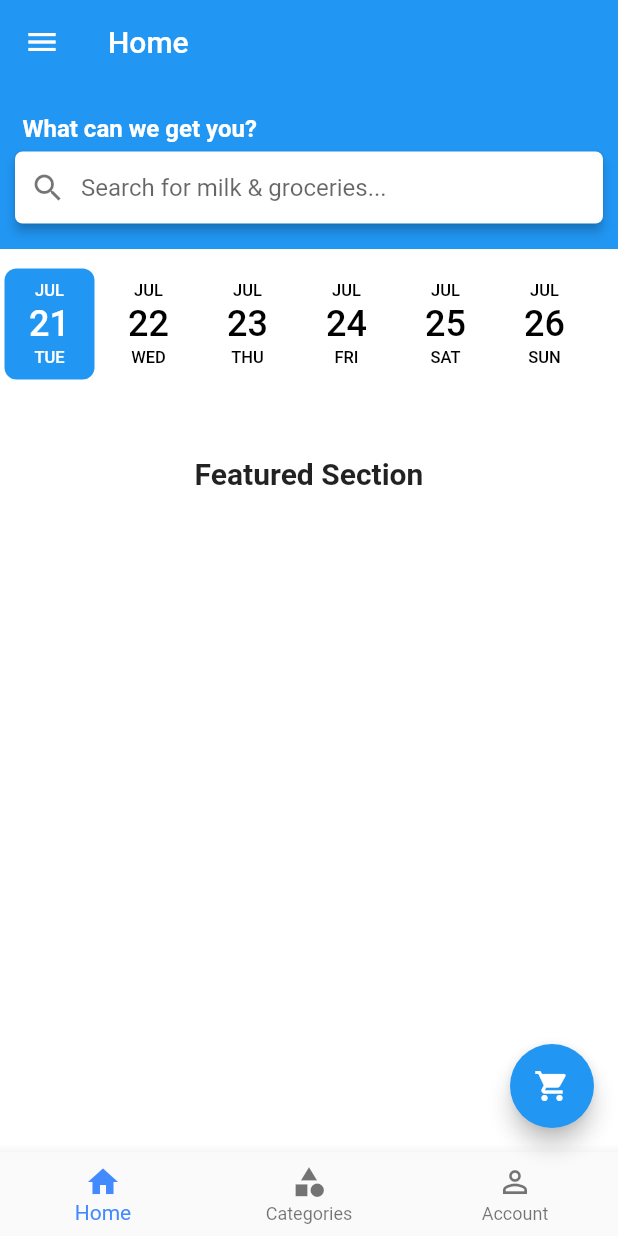
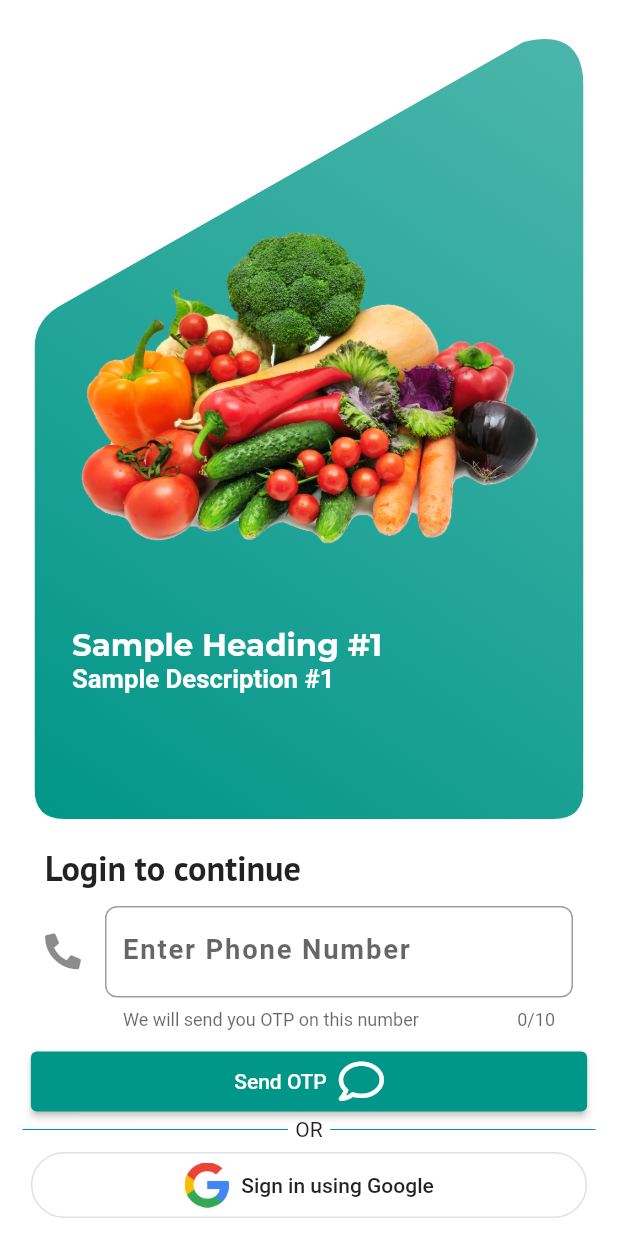
Before and after one commit to doonstore/d2shop, a Flutter app: the screen it shows after launch, on a phone screen of 412 x 824 dp. Run offline on Flutter 3.47's test engine with Material 2 defaults, Android fonts, the phone set to English and light mode, and no system bars; drawn by our look-alikes of date_picker_timeline; our stand-ins replace cloud_firestore, firebase_auth, flutter_screenutil, flutter_signin_button, flutter_spinkit, fluttertoast and 4 more; accounts and stored records are empty.

Commit message:
Login Screen - Added!

```diff
--- a/lib/main.dart
+++ b/lib/main.dart
@@ -1,4 +1,4 @@
-import 'package:d2shop/components/gallery_page.dart';
+import 'package:d2shop/screens/login_screen.dart';
 import 'package:flutter/material.dart';
 
 void main() => runApp(DoonStoreApp());
@@ -8,15 +8,16 @@ class DoonStoreApp extends StatelessWidget {
   Widget build(BuildContext context) {
     return MaterialApp(
       title: 'DoonStore',
-      home: GalleryPage(),
+      home: LoginScreen(),
       theme: ThemeData(
-        primarySwatch: Colors.blue,
+        primarySwatch: Colors.teal,
         scaffoldBackgroundColor: Colors.white,
         dialogTheme: DialogTheme(
           shape: RoundedRectangleBorder(
             borderRadius: BorderRadius.circular(8),
           ),
         ),
+        visualDensity: VisualDensity.adaptivePlatformDensity,
       ),
     );
   }
--- /dev/null
+++ b/lib/screens/login_screen.dart
@@ -0,0 +1,274 @@
+import 'package:flutter/material.dart';
+
+import 'package:d2shop/components/gallery_page.dart';
+import 'package:d2shop/config/authentication.dart';
+import 'package:d2shop/models/doonstore_user.dart';
+import 'package:d2shop/utils/constants.dart';
+import 'package:d2shop/utils/route.dart';
+import 'package:d2shop/utils/utils.dart';
+import 'package:flutter_screenutil/flutter_screenutil.dart';
+import 'package:font_awesome_flutter/font_awesome_flutter.dart';
+import 'package:google_fonts/google_fonts.dart';
+
+class LoginScreen extends StatefulWidget {
+  @override
+  _LoginScreenState createState() => _LoginScreenState();
+}
+
+class _LoginScreenState extends State<LoginScreen> {
+  final TextEditingController numberTEC = TextEditingController();
+
+  bool isLoading = false, isTyping = false;
+
+  @override
+  Widget build(BuildContext context) {
+    return Scaffold(
+      body: SafeArea(
+        bottom: false,
+        child: Container(
+          width: width(context),
+          height: height(context),
+          padding: EdgeInsets.symmetric(horizontal: 15, vertical: 10),
+          child: Column(
+            children: [
+              headContainer(context),
+              phoneVerificationArea(),
+              sendOTPButton(),
+              divider(),
+              SizedBox(height: 5),
+              GoogleSignInButton()
+            ],
+          ),
+        ),
+      ),
+    );
+  }
+
+  Row divider() {
+    return Row(
+      children: [
+        Expanded(
+          child: Divider(
+            color: Colors.teal,
+          ),
+        ),
+        Padding(
+          padding: const EdgeInsets.symmetric(horizontal: 5),
+          child: Text('OR'),
+        ),
+        Expanded(
+          child: Divider(
+            color: Colors.teal,
+          ),
+        ),
+      ],
+    );
+  }
+
+  Widget sendOTPButton() {
+    if (isLoading)
+      return Utils.loadingWidget(context);
+    else
+      return Container(
+        width: width(context) * 0.90,
+        child: ElevatedButton.icon(
+          onPressed: () {
+            final String number = numberTEC.text;
+
+            if (number.isNotEmpty && number.length == 10) {
+              if (RegExp('[6-9]{1}[0-9]{9}').hasMatch(number)) {
+                setState(() {
+                  isLoading = true;
+                });
+                loginUsingPhoneNumber(context, number);
+              }
+            } else
+              Utils.showMessage(
+                'Please enter a valid phone number',
+                error: true,
+              );
+          },
+          icon: Text('Send OTP'),
+          label: FaIcon(FontAwesomeIcons.comment, size: 30),
+          style: ButtonStyle(
+            padding: MaterialStateProperty.all(
+              EdgeInsets.symmetric(vertical: 5),
+            ),
+          ),
+        ),
+      );
+  }
+
+  Container phoneVerificationArea() {
+    return Container(
+      padding: EdgeInsets.symmetric(horizontal: 15, vertical: 10),
+      child: Column(
+        crossAxisAlignment: CrossAxisAlignment.start,
+        mainAxisAlignment: MainAxisAlignment.end,
+        children: [
+          Text(
+            'Login to continue',
+            style: GoogleFonts.ptSans(
+              fontSize: 20.sp,
+              fontWeight: FontWeight.w600,
+            ),
+          ),
+          SizedBox(height: 10),
+          TextFormField(
+            controller: numberTEC,
+            keyboardType: TextInputType.number,
+            decoration: InputDecoration(
+              labelText: 'Enter Phone Number',
+              hintText: 'Enter your phone number',
+              helperText: 'We will send you OTP on this number',
+              prefixText: '+91',
+              border: OutlineInputBorder(
+                borderRadius: BorderRadius.circular(8),
+              ),
+              icon: FaIcon(FontAwesomeIcons.phoneAlt),
+            ),
+            onTap: () {
+              setState(() {
+                isTyping = true;
+              });
+            },
+            maxLength: 10,
+            maxLengthEnforced: true,
+            style: TextStyle(
+              color: Colors.blueGrey,
+              fontSize: 16.sp,
+              letterSpacing: 1.2,
+              fontWeight: FontWeight.w700,
+            ),
+            textAlign: TextAlign.center,
+            enabled: !isLoading,
+          ),
+        ],
+      ),
+    );
+  }
+
+  Flexible headContainer(BuildContext context) {
+    return Flexible(
+      child: Padding(
+        padding: const EdgeInsets.all(8.0),
+        child: ClipPath(
+          clipper: isTyping ? null : BackgroundClipper(),
+          child: AnimatedContainer(
+            duration: Duration(seconds: 1),
+            width: width(context),
+            padding: EdgeInsets.symmetric(horizontal: 25),
+            decoration: BoxDecoration(
+              gradient: LinearGradient(
+                colors: [Colors.teal[300], Colors.teal],
+                begin: Alignment.topRight,
+                end: Alignment.bottomLeft,
+              ),
+              borderRadius: isTyping ? BorderRadius.circular(18) : null,
+            ),
+            child: Column(
+              mainAxisAlignment: MainAxisAlignment.center,
+              crossAxisAlignment: CrossAxisAlignment.start,
+              children: [
+                Align(
+                  alignment: Alignment.topCenter,
+                  child: Image.asset(
+                    'assets/category/2.png',
+                    width: width(context) * (isTyping ? 0.40 : 0.80),
+                  ),
+                ),
+                Text(
+                  'Sample Heading #1',
+                  style: GoogleFonts.montserrat(
+                    fontSize: 18.sp,
+                    fontWeight: FontWeight.bold,
+                    color: Colors.white,
+                  ),
+                ),
+                Text(
+                  'Sample Description #1',
+                  style: TextStyle(
+                    fontSize: 15.sp,
+                    fontWeight: FontWeight.w600,
+                    color: Colors.white,
+                  ),
+                  overflow: TextOverflow.ellipsis,
+                ),
+              ],
+            ),
+          ),
+        ),
+      ),
+    );
+  }
+}
+
+class GoogleSignInButton extends StatelessWidget {
+  const GoogleSignInButton({
+    Key key,
+  }) : super(key: key);
+
+  @override
+  Widget build(BuildContext context) {
+    return Container(
+      width: width(context) * 0.90,
+      child: OutlineButton.icon(
+        onPressed: () {
+          signInWithGoogle().then((DoonStoreUser user) {
+            Utils.showMessage('Welcome back, ${user.displayName}');
+            MyRoute.push(context, GalleryPage());
+          });
+        },
+        highlightColor: Colors.white,
+        shape: RoundedRectangleBorder(
+          borderRadius: BorderRadius.circular(40),
+        ),
+        padding: EdgeInsets.symmetric(vertical: 7),
+        icon: Image.asset('assets/google_logo.png', height: 30, width: 30),
+        label: Text('Sign in using Google'),
+      ),
+    );
+  }
+}
+
+class BackgroundClipper extends CustomClipper<Path> {
+  @override
+  Path getClip(Size size) {
+    Path path = Path();
+    double roundnessFactor = 20.0;
+
+    path.moveTo(0, size.height * 0.33);
+    path.lineTo(0, size.height - roundnessFactor);
+
+    path.quadraticBezierTo(0, size.height, roundnessFactor, size.height);
+    path.lineTo(size.width - roundnessFactor, size.height);
+
+    path.quadraticBezierTo(
+      size.width,
+      size.height,
+      size.width,
+      size.height - roundnessFactor,
+    );
+    path.lineTo(size.width, roundnessFactor + 20);
+
+    path.quadraticBezierTo(
+      size.width,
+      0,
+      size.width - roundnessFactor * 2,
+      roundnessFactor - 10,
+    );
+    path.lineTo(roundnessFactor, size.height * 0.33 + 10.0);
+
+    path.quadraticBezierTo(
+      0,
+      size.height * 0.33 + roundnessFactor,
+      0,
+      size.height * 0.33 + roundnessFactor * 2,
+    );
+
+    return path;
+  }
+
+  @override
+  bool shouldReclip(CustomClipper<Path> oldClipper) => true;
+}
--- a/lib/utils/route.dart
+++ b/lib/utils/route.dart
@@ -3,7 +3,7 @@ import 'package:animations/animations.dart';
 
 class MyRoute {
   static Future<void> push(BuildContext context, Widget child,
-      {bool replaced}) {
+      {bool replaced = false}) {
     return replaced
         ? Navigator.pushReplacement(context, _builder(child))
         : Navigator.push(context, _builder(child));
--- a/pubspec.yaml
+++ b/pubspec.yaml
@@ -35,6 +35,9 @@ dependencies:
   animations: ^1.1.1
   provider: ^4.3.1
   date_picker_timeline: ^1.2.0
+  flutter_screenutil: ^2.3.0
+  flutter_spinkit: ^4.1.2+1
+  shared_preferences: ^0.5.8
 
   # The following adds the Cupertino Icons font to your application.
   # Use with the CupertinoIcons class for iOS style icons.
@@ -59,6 +62,7 @@ flutter:
   assets:
     - assets/item/
     - assets/category/
+    - assets/
 
   #   - images/a_dot_burr.jpeg
   #   - images/a_dot_ham.jpeg
```
Also changed, not shown: lib/config/authentication.dart (+11 -57 lines), lib/config/shared_services.dart (added, +19 -0 lines), lib/screens/start_screen.dart (added, +79 -0 lines), lib/utils/utils.dart (added, +46 -0 lines), pubspec.lock, 1 other file.
